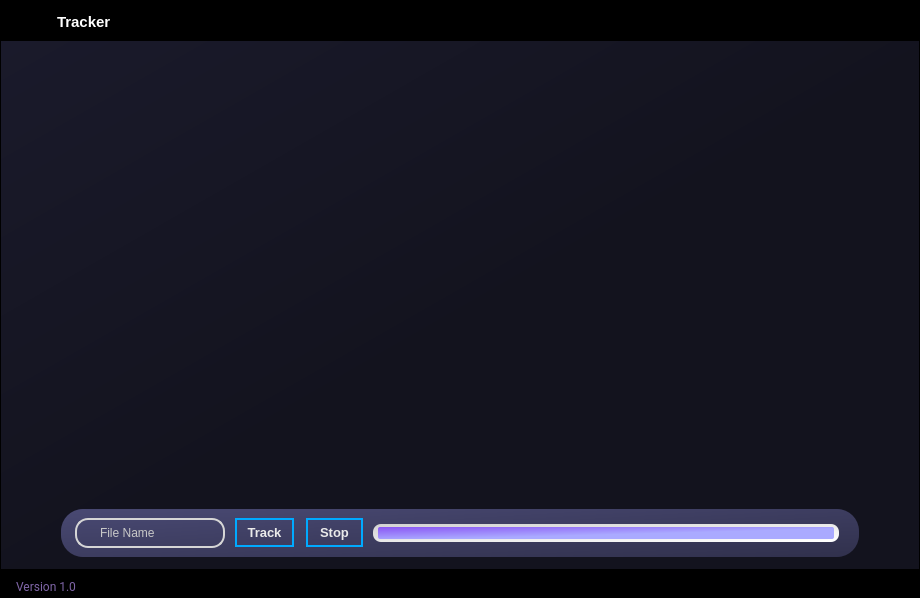
Qt form ui/pages/heatmap.ui (elian-olbz/mlbb-drafting-and-simulation-tools) before a commit.
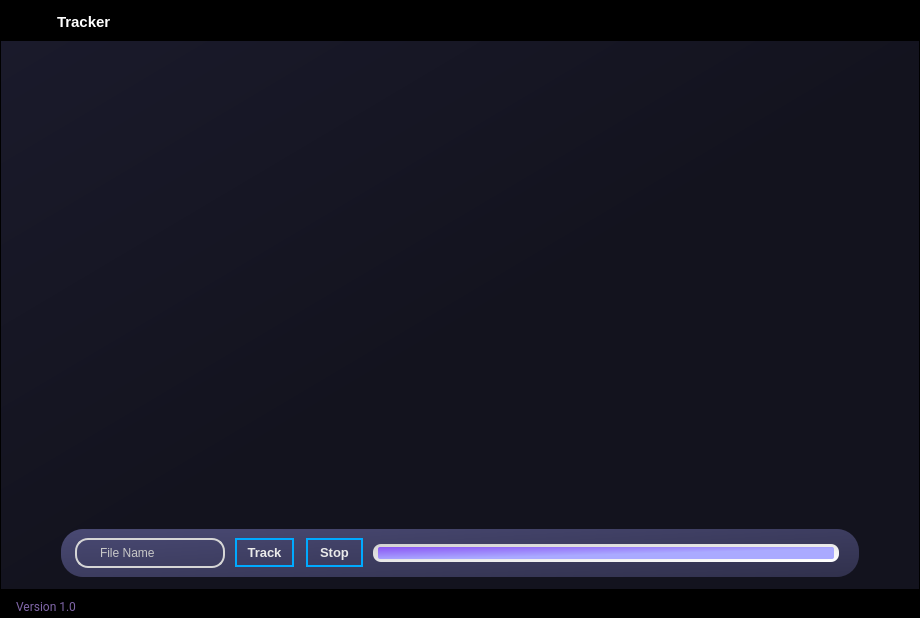
The same form after that commit. Icons and pictures are not drawn.

```diff
--- a/ui/pages/heatmap.ui
+++ b/ui/pages/heatmap.ui
@@ -7,7 +7,7 @@
     <x>0</x>
     <y>0</y>
     <width>920</width>
-    <height>598</height>
+    <height>618</height>
    </rect>
   </property>
   <property name="windowTitle">
```
Left out of the diff: 2 changed lines with no effect on the pictures.
